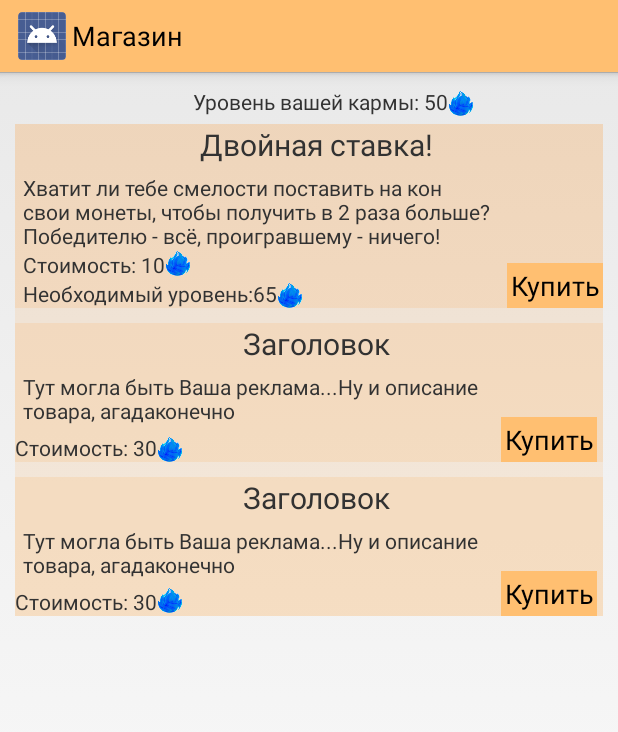
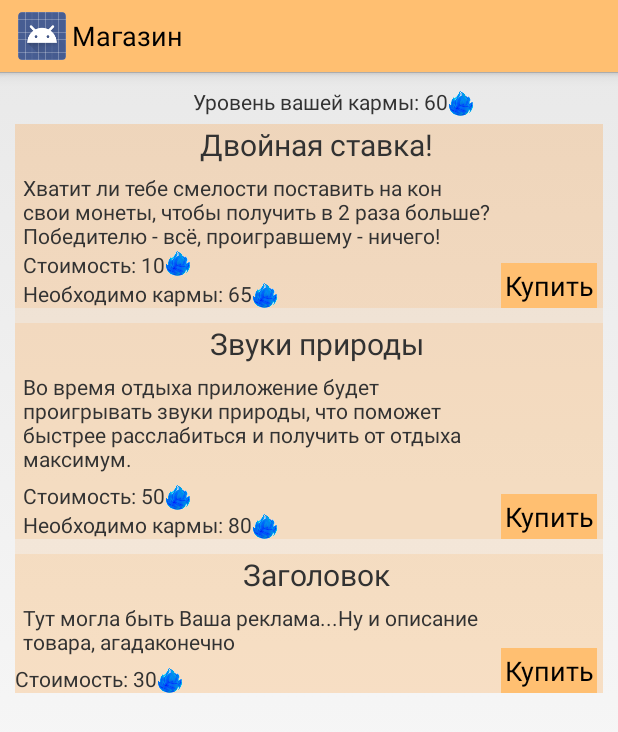
Before and after one commit to FrowningNeko/TimeTest, an Android app: the Shop screen opened directly, with no data from a screen before it, on a phone screen of 412 x 824 dp. Shown: the top 732 px of the screen. Run offline under Robolectric (Android 15) with nearby library versions, the phone set to English and light mode, and no system bars.

Commit message:
18/01/17

```diff
--- a/app/src/main/java/com/example/acer/testapptime/MyTimer.java
+++ b/app/src/main/java/com/example/acer/testapptime/MyTimer.java
@@ -36,6 +36,7 @@ public class MyTimer extends Service {
     public static Handler mHandler;
     PendingIntent pIntentRelax;
     PendingIntent pIntentWork;
+    PendingIntent pendingMain;
     public static final String SP_SETTING = "setting";
     public static final String SP_SCORE = "score";
     public static final String SP_LVL = "LVL";
@@ -62,6 +63,8 @@ public class MyTimer extends Service {
         pIntentRelax = PendingIntent.getBroadcast(MyTimer.this, 0, intentRelax, PendingIntent.FLAG_UPDATE_CURRENT);
         Intent intentWork = new Intent(MyTimer.this, AlarumWork.class);
         pIntentWork = PendingIntent.getBroadcast(MyTimer.this, 0, intentWork, PendingIntent.FLAG_CANCEL_CURRENT);
+        Intent intentMain = new Intent(MyTimer.this, MainActivity.class);
+        pendingMain = PendingIntent.getActivity(MyTimer.this, 0, intentMain, PendingIntent.FLAG_CANCEL_CURRENT);
         sharedPreferences = getSharedPreferences(SP_SETTING, Context.MODE_PRIVATE);
         sharPrefSettings = PreferenceManager.getDefaultSharedPreferences(getBaseContext());
         scoreSP = sharedPreferences.getInt(SP_SCORE, 0);
@@ -73,7 +76,8 @@ public class MyTimer extends Service {
         mBuilder.setContentTitle("TestAppTime")//Заменить на название приложения
                 .setSmallIcon(R.drawable.icon)
                 .setContentText("Мяу")
-                .addAction(0, "Остановить", pIntent2);
+                .addAction(0, "Остановить", pIntent2)
+                .setContentIntent(pendingMain);
         notification = mBuilder.build();
         myAlarm = (AlarmManager)getSystemService(Context.ALARM_SERVICE);
        final  MainActivity main = new MainActivity();
--- a/app/src/main/res/layout/activity_shop.xml
+++ b/app/src/main/res/layout/activity_shop.xml
@@ -42,7 +42,9 @@
                     android:padding="0dp"
                     android:layout_alignParentBottom="true"
                     android:layout_alignParentRight="true"
-                    android:layout_alignParentEnd="true" />
+                    android:layout_alignParentEnd="true"
+                    android:layout_marginLeft="4dp"
+                    android:layout_marginRight="4dp" />
 
                 <TextView
                     android:layout_width="match_parent"
@@ -100,7 +102,7 @@
                 <TextView
                     android:layout_width="wrap_content"
                     android:layout_height="wrap_content"
-                    android:text="Необходимый уровень:"
+                    android:text="Необходимо кармы: "
                     android:id="@+id/pay2"
                     android:layout_below="@+id/pay"
                     android:layout_alignParentLeft="true"
@@ -147,15 +149,15 @@
             android:layout_alignParentEnd="true"
             android:layout_alignWithParentIfMissing="false"
             android:layout_alignParentBottom="true"
-            android:padding="0dp"
             android:layout_marginLeft="4dp"
             android:layout_marginRight="4dp"
-            android:layout_marginBottom="4dp" />
+
+             />
 
         <TextView
             android:layout_width="match_parent"
             android:layout_height="wrap_content"
-            android:text="Заголовок"
+            android:text="Звуки природы"
             android:textSize="20dp"
             android:gravity="center_horizontal"
             android:id="@+id/textView18"
@@ -168,7 +170,7 @@
         <TextView
             android:layout_width="wrap_content"
             android:layout_height="wrap_content"
-            android:text="Тут могла быть Ваша реклама...Ну и описание товара, агадаконечно"
+            android:text="Во время отдыха приложение будет проигрывать звуки природы, что поможет быстрее расслабиться и получить от отдыха максимум. "
             android:id="@+id/textView19"
             android:paddingLeft="5dp"
             android:layout_below="@+id/textView18"
@@ -177,16 +179,6 @@
             android:paddingTop="5dp"
             android:layout_toStartOf="@+id/shop2"
             android:layout_toLeftOf="@+id/shop2" />
-
-        <TextView
-            android:layout_width="wrap_content"
-            android:layout_height="wrap_content"
-            android:text="Стоимость: "
-            android:id="@+id/textView6"
-            android:paddingTop="5dp"
-            android:layout_below="@+id/textView19"
-            android:layout_alignParentLeft="true"
-            android:layout_alignParentStart="true" />
 
         <ImageView
             android:layout_width="17dp"
@@ -200,13 +192,47 @@
         <TextView
             android:layout_width="wrap_content"
             android:layout_height="wrap_content"
-            android:text="30"
+            android:text="50"
             android:id="@+id/textView7"
             android:layout_alignBottom="@+id/textView6"
             android:layout_toRightOf="@+id/textView6"
-            android:layout_toEndOf="@+id/textView6" />
+            android:layout_toEndOf="@+id/textView6"/>
+        <TextView
+            android:layout_width="wrap_content"
+            android:layout_height="wrap_content"
+            android:text="Необходимо кармы: "
+            android:id="@+id/pay3"
+            android:layout_below="@+id/textView6"
+            android:layout_alignParentLeft="true"
+            android:layout_alignParentStart="true"
+            android:paddingLeft="5dp" />
+        <TextView
+            android:layout_width="wrap_content"
+            android:layout_height="wrap_content"
+            android:text="80"
+            android:id="@+id/txkarma2"
+            android:layout_below="@+id/textView6"
+            android:layout_toRightOf="@+id/pay3"
+            android:layout_toEndOf="@+id/pay3" />
+        <ImageView
+            android:layout_width="17dp"
+            android:layout_height="17dp"
+            android:id="@+id/imkarma2"
+            android:background="@drawable/karma"
+            android:layout_toRightOf="@+id/txkarma2"
+            android:layout_alignBottom="@+id/txkarma2"/>
 
-
+        <TextView
+            android:layout_width="wrap_content"
+            android:layout_height="wrap_content"
+            android:text="Стоимость: "
+            android:paddingLeft="5dp"
+            android:id="@+id/textView6"
+            android:paddingTop="5dp"
+            android:layout_below="@+id/textView19"
+            android:layout_alignParentLeft="true"
+            android:layout_alignParentStart="true" />
+        />
     </RelativeLayout>
             <RelativeLayout
                 android:background="#1bff8300"
@@ -228,10 +254,8 @@
                     android:layout_alignParentEnd="true"
                     android:layout_alignWithParentIfMissing="false"
                     android:layout_alignParentBottom="true"
-                    android:padding="0dp"
                     android:layout_marginLeft="4dp"
-                    android:layout_marginRight="4dp"
-                    android:layout_marginBottom="4dp" />
+                    android:layout_marginRight="4dp"/>
 
                 <TextView
                     android:layout_width="match_parent"
@@ -269,15 +293,6 @@
                     android:layout_alignParentLeft="true"
                     android:layout_alignParentStart="true" />
 
-                <ImageView
-                    android:layout_width="17dp"
-                    android:layout_height="17dp"
-                    android:id="@+id/imageView3"
-                    android:background="@drawable/karma"
-                    android:layout_alignTop="@+id/textView23"
-                    android:layout_toRightOf="@+id/textView23"
-                    android:layout_toEndOf="@+id/textView23" />
-
                 <TextView
                     android:layout_width="wrap_content"
                     android:layout_height="wrap_content"
@@ -286,6 +301,15 @@
                     android:layout_alignBottom="@+id/textView20"
                     android:layout_toRightOf="@+id/textView20"
                     android:layout_toEndOf="@+id/textView20" />
+
+                <ImageView
+                    android:layout_width="17dp"
+                    android:layout_height="17dp"
+                    android:id="@+id/imageView3"
+                    android:background="@drawable/karma"
+                    android:layout_alignParentBottom="true"
+                    android:layout_toRightOf="@+id/textView23"
+                    android:layout_toEndOf="@+id/textView23" />
 
             </RelativeLayout>
 
--- a/app/src/main/res/values/strings.xml
+++ b/app/src/main/res/values/strings.xml
@@ -1,5 +1,5 @@
 <resources>
-    <string name="app_name">Какое-то приложение</string>
+    <string name="app_name">Karma Timer</string>
     <string name="action_settings">Настройки</string>
     <string name="title_activity_settings">Настройки</string>
     <string name="title_activity_shop">Магазин</string>
```
Also changed, not shown: app/src/main/java/com/example/acer/testapptime/FAQ.java (+19 -0 lines), app/src/main/java/com/example/acer/testapptime/Level.java (+29 -2 lines), app/src/main/java/com/example/acer/testapptime/Shop.java (+50 -9 lines), app/src/main/res/layout/activity_faq.xml (+8 -0 lines), app/src/main/res/layout/activity_level.xml (+44 -32 lines), app/src/main/res/drawable/background.png (deleted), app/src/main/res/drawable/info.png (added), app/src/main/res/drawable/lvl1.png (deleted), app/src/main/res/drawable/lvl2.png (deleted), app/src/main/res/drawable/start2.png (deleted), app/src/main/res/drawable/stop2.png (deleted), app/src/main/res/mipmap-hdpi/ic_launcher.png, app/src/main/res/mipmap-mdpi/ic_launcher.png, app/src/main/res/mipmap-xhdpi/ic_launcher.png, 1 more files.
